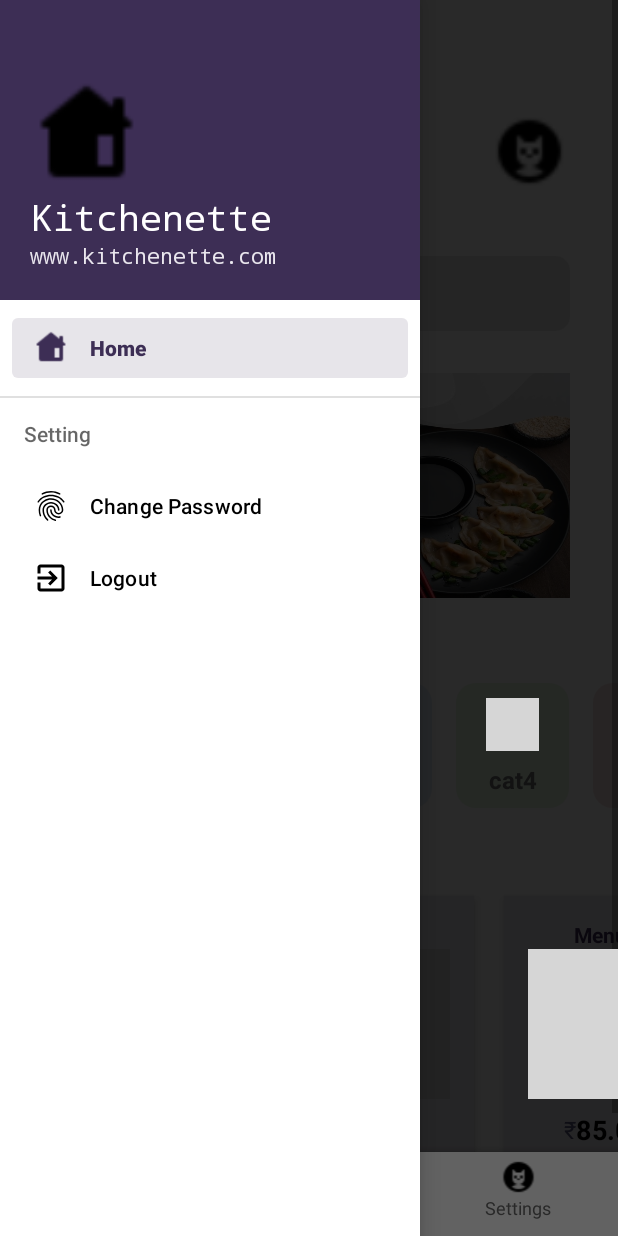
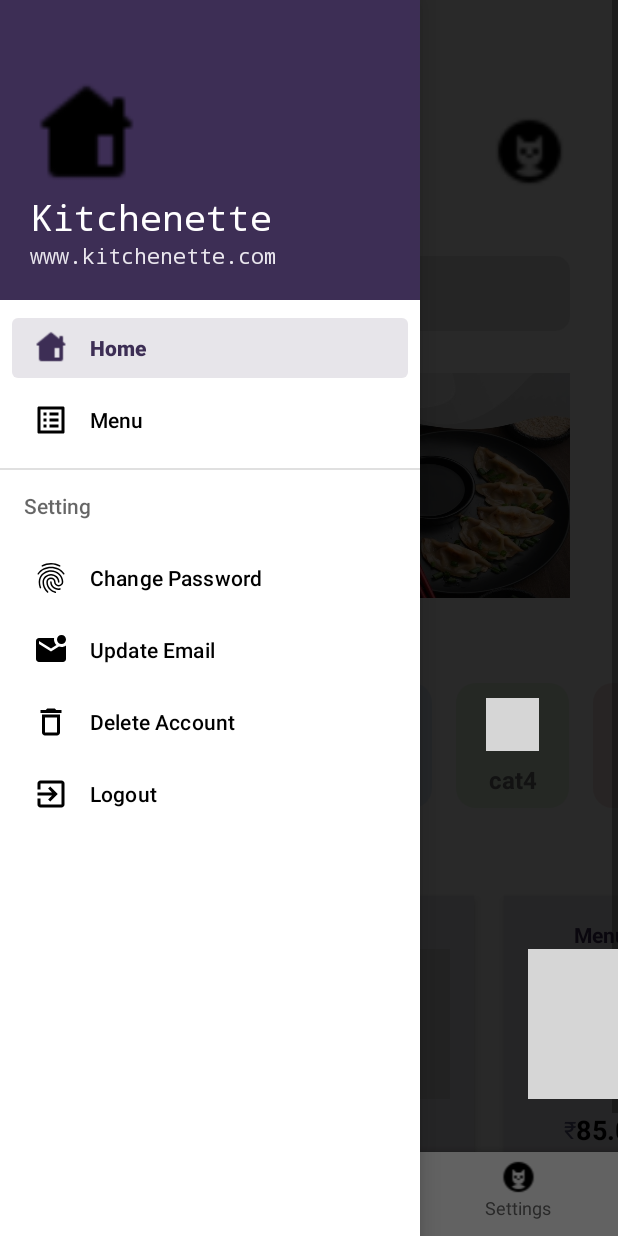
Before and after one commit to harsh0o/kitchenette_app, an Android app: the screen it shows after launch once a user with an empty profile is signed in (home), with the side drawer open, on a phone screen of 412 x 824 dp. Run offline under Robolectric (Android 15) with nearby library versions, the phone set to English and light mode, and no system bars; our stand-ins replace Firebase (no records; nobody signed in at launch, a user with empty details on screens opened directly); pictures from the network do not load; grey boxes are pictures that could not be loaded.

Commit message:
upgrade menu list

```diff
--- /dev/null
+++ b/app/src/main/res/drawable/delete.xml
@@ -0,0 +1,10 @@
+<vector xmlns:android="http://schemas.android.com/apk/res/android"
+    android:width="24dp"
+    android:height="24dp"
+    android:viewportWidth="24"
+    android:viewportHeight="24"
+    android:tint="?attr/colorControlNormal">
+  <path
+      android:fillColor="@android:color/white"
+      android:pathData="M6,19c0,1.1 0.9,2 2,2h8c1.1,0 2,-0.9 2,-2L18,7L6,7v12zM8,9h8v10L8,19L8,9zM15.5,4l-1,-1h-5l-1,1L5,4v2h14L19,4z"/>
+</vector>
--- /dev/null
+++ b/app/src/main/res/drawable/menulist.xml
@@ -0,0 +1,10 @@
+<vector xmlns:android="http://schemas.android.com/apk/res/android"
+    android:width="24dp"
+    android:height="24dp"
+    android:viewportWidth="24"
+    android:viewportHeight="24"
+    android:tint="?attr/colorControlNormal">
+  <path
+      android:fillColor="@android:color/white"
+      android:pathData="M19,5v14L5,19L5,5h14m1.1,-2L3.9,3c-0.5,0 -0.9,0.4 -0.9,0.9v16.2c0,0.4 0.4,0.9 0.9,0.9h16.2c0.4,0 0.9,-0.5 0.9,-0.9L21,3.9c0,-0.5 -0.5,-0.9 -0.9,-0.9zM11,7h6v2h-6L11,7zM11,11h6v2h-6v-2zM11,15h6v2h-6zM7,7h2v2L7,9zM7,11h2v2L7,13zM7,15h2v2L7,17z"/>
+</vector>
--- /dev/null
+++ b/app/src/main/res/drawable/update_email.xml
@@ -0,0 +1,10 @@
+<vector xmlns:android="http://schemas.android.com/apk/res/android"
+    android:width="24dp"
+    android:height="24dp"
+    android:viewportWidth="24"
+    android:viewportHeight="24"
+    android:tint="?attr/colorControlNormal">
+  <path
+      android:fillColor="@android:color/white"
+      android:pathData="M22,8.98V18c0,1.1 -0.9,2 -2,2H4c-1.1,0 -2,-0.9 -2,-2V6c0,-1.1 0.9,-2 2,-2h10.1C14.04,4.32 14,4.66 14,5c0,1.48 0.65,2.79 1.67,3.71L12,11L4,6v2l8,5l5.3,-3.32C17.84,9.88 18.4,10 19,10C20.13,10 21.16,9.61 22,8.98zM16,5c0,1.66 1.34,3 3,3s3,-1.34 3,-3s-1.34,-3 -3,-3S16,3.34 16,5z"/>
+</vector>
--- a/app/src/main/res/menu/main_menu.xml
+++ b/app/src/main/res/menu/main_menu.xml
@@ -7,6 +7,15 @@
             android:icon="@drawable/home"
             android:title="Home" />
 
+
+    </group>
+
+    <group android:checkableBehavior="single">
+
+        <item
+            android:id="@+id/nav_menu"
+            android:icon="@drawable/menulist"
+            android:title="Menu" />
 
     </group>
 
@@ -28,6 +37,24 @@
             <group android:checkableBehavior="single">
 
                 <item
+                    android:id="@+id/nav_updateEmail"
+                    android:icon="@drawable/update_email"
+                    android:title="Update Email" />
+
+            </group>
+
+            <group android:checkableBehavior="single">
+
+                <item
+                    android:id="@+id/nav_deleteAccount"
+                    android:icon="@drawable/delete"
+                    android:title="Delete Account" />
+
+            </group>
+
+            <group android:checkableBehavior="single">
+
+                <item
                     android:id="@+id/nav_logout"
                     android:icon="@drawable/logout_icon"
                     android:title="Logout" />
```
Also changed, not shown: app/src/main/java/com/example/kitchenette/home.java (+84 -0 lines), app/src/main/java/com/example/kitchenette/register.java (+8 -0 lines), app/src/main/res/layout/reset_pop.xml (+23 -10 lines).
